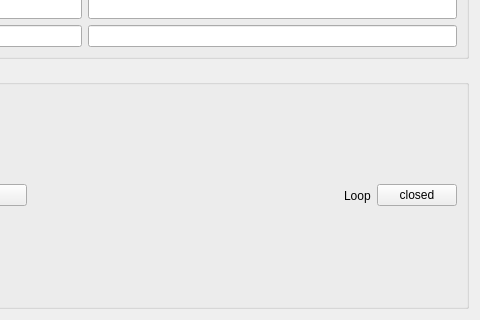
The window that tres_guider_control.ui (jankansky/tres-guider) describes before a commit, drawn with Qt 5; both pictures show x 685 to 1165 and y 518 to 838 of the 1165 by 838 pixel window.
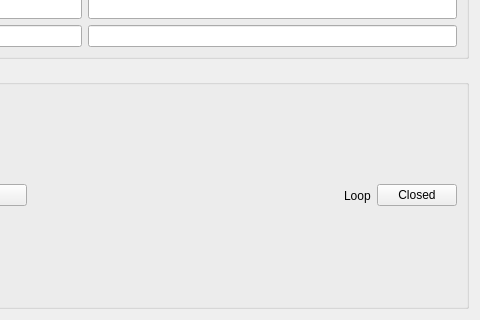
The same window after the commit. Custom widgets are drawn as their Qt base class.

Commit message: Fixed capitalization problem of button state.

What changed in the file:
```diff
--- a/tres_guider_control.ui
+++ b/tres_guider_control.ui
@@ -527,7 +527,7 @@
       <item>
        <widget class="QPushButton" name="loopButton">
         <property name="text">
-         <string>closed</string>
+         <string>Closed</string>
         </property>
         <property name="autoDefault">
          <bool>false</bool>
```
The commit also changes 1 other file.
